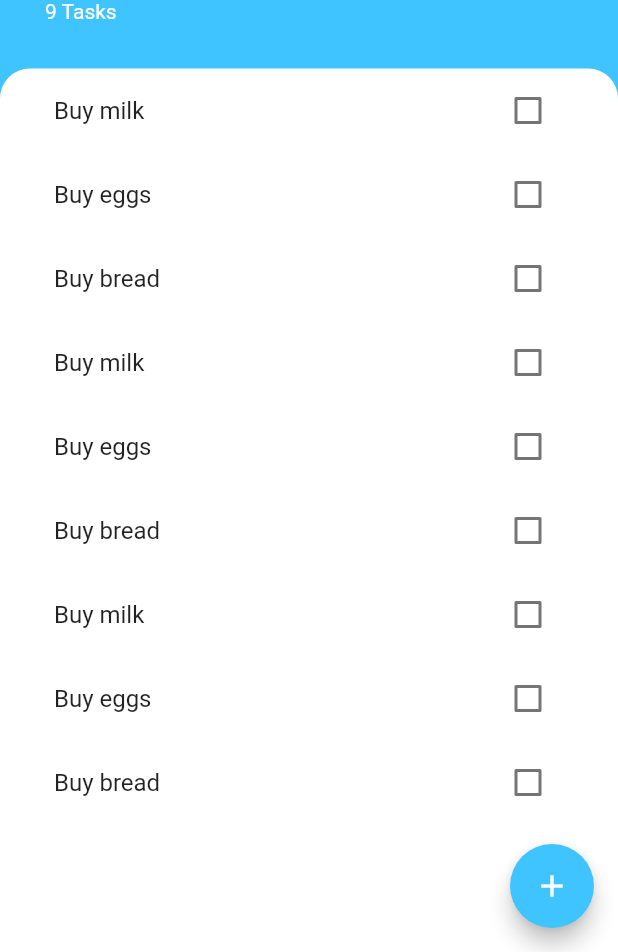
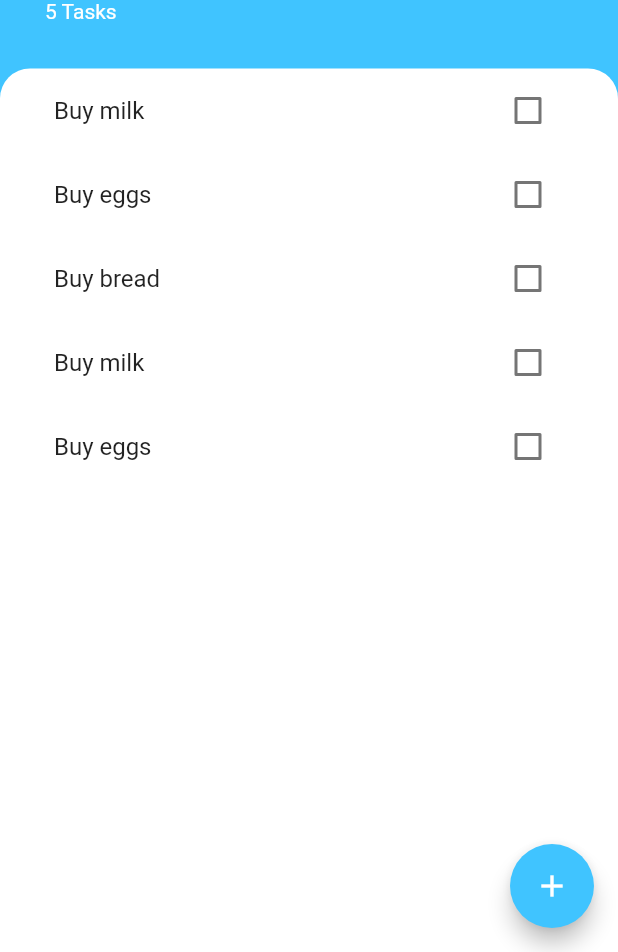
Before and after one commit to ernestrlee/Flutter-todoey, a Flutter app: the screen it shows after launch, on a phone screen of 412 x 824 dp, the part 284-1236 px from its top. Run offline on Flutter 3.47's test engine with Material 2 defaults, Android fonts, the phone set to English and light mode, and no system bars.

```diff
--- a/lib/main.dart
+++ b/lib/main.dart
@@ -1,13 +1,18 @@
 import 'package:flutter/material.dart';
+import 'package:provider/provider.dart';
 import 'package:todoeyflutter/screens/tasks_screen.dart';
+import 'package:todoeyflutter/models/task_data.dart';
 
 void main() => runApp(MyApp());
 
 class MyApp extends StatelessWidget {
   @override
   Widget build(BuildContext context) {
-    return MaterialApp(
-      home: TasksScreen(),
+    return ChangeNotifierProvider(
+      create: (context) => TaskData(),
+      child: MaterialApp(
+        home: TasksScreen(),
+      ),
     );
   }
 }
--- /dev/null
+++ b/lib/models/task_data.dart
@@ -0,0 +1,13 @@
+import 'package:flutter/foundation.dart';
+import 'package:todoeyflutter/models/task.dart';
+
+class TaskData extends ChangeNotifier{
+  List<Task> tasks = [
+    Task(name: 'Buy milk'),
+    Task(name: 'Buy eggs'),
+    Task(name: 'Buy bread'),
+    Task(name: 'Buy milk'),
+    Task(name: 'Buy eggs'),
+  ];
+
+}
--- a/lib/screens/tasks_screen.dart
+++ b/lib/screens/tasks_screen.dart
@@ -1,26 +1,10 @@
 import 'package:flutter/material.dart';
+import 'package:provider/provider.dart';
 import 'package:todoeyflutter/widgets/tasks_list.dart';
 import 'package:todoeyflutter/screens/add_task_screen.dart';
-import 'package:todoeyflutter/models/task.dart';
+import 'package:todoeyflutter/models/task_data.dart';
 
-class TasksScreen extends StatefulWidget {
-
-  @override
-  _TasksScreenState createState() => _TasksScreenState();
-}
-
-class _TasksScreenState extends State<TasksScreen> {
-  List<Task> tasks = [
-    Task(name: 'Buy milk'),
-    Task(name: 'Buy eggs'),
-    Task(name: 'Buy bread'),
-    Task(name: 'Buy milk'),
-    Task(name: 'Buy eggs'),
-    Task(name: 'Buy bread'),
-    Task(name: 'Buy milk'),
-    Task(name: 'Buy eggs'),
-    Task(name: 'Buy bread'),
-  ];
+class TasksScreen extends StatelessWidget {
 
   @override
   Widget build(BuildContext context) {
@@ -34,9 +18,9 @@ class _TasksScreenState extends State<TasksScreen> {
               builder: (context) => SingleChildScrollView(
                   padding: EdgeInsets.only(bottom: MediaQuery.of(context).viewInsets.bottom),
                   child: AddTaskScreen( (newTaskTitle) {
-                    setState(() {
-                      tasks.add(Task(name: newTaskTitle));
-                    });
+//                    setState(() {
+//                      tasks.add(Task(name: newTaskTitle));
+//                    });
                     Navigator.pop(context);
                   }),
               ),
@@ -73,7 +57,7 @@ class _TasksScreenState extends State<TasksScreen> {
                   ),
                 ),
                 Text(
-                  '${tasks.length} Tasks',
+                  '${Provider.of<TaskData>(context).tasks.length} Tasks',
                   style: TextStyle(
                     color: Colors.white,
                   ),
@@ -91,7 +75,7 @@ class _TasksScreenState extends State<TasksScreen> {
                     topRight: Radius.circular(20.0),
                 ),
               ),
-              child: TasksList(tasks),
+              child: TasksList(),
             ),
           ),
         ],
--- a/lib/widgets/tasks_list.dart
+++ b/lib/widgets/tasks_list.dart
@@ -1,33 +1,25 @@
 import 'package:flutter/material.dart';
 import 'package:todoeyflutter/widgets/task_tile.dart';
-import 'package:todoeyflutter/models/task.dart';
+import 'package:todoeyflutter/models/task_data.dart';
+import 'package:provider/provider.dart';
 
-class TasksList extends StatefulWidget {
-  final List<Task> tasks;
-
-  TasksList(this.tasks);
-
-  @override
-  _TasksListState createState() => _TasksListState();
-}
-
-class _TasksListState extends State<TasksList> {
+class TasksList extends StatelessWidget {
 
   @override
   Widget build(BuildContext context) {
     return ListView.builder(
         itemBuilder: (context, index) {
           return TaskTile(
-            taskTitle: widget.tasks[index].name,
-            isChecked: widget.tasks[index].isDone,
+            taskTitle: Provider.of<TaskData>(context).tasks[index].name,
+            isChecked: Provider.of<TaskData>(context).tasks[index].isDone,
             checkboxCallback: (bool checkboxState) {
-              setState(() {
-                widget.tasks[index].toggleDone();
-              });
+//              setState(() {
+//                widget.tasks[index].toggleDone();
+//              });
             },
           );
         },
-        itemCount: widget.tasks.length,
+        itemCount: Provider.of<TaskData>(context).tasks.length,
       );
     }
   }
```
